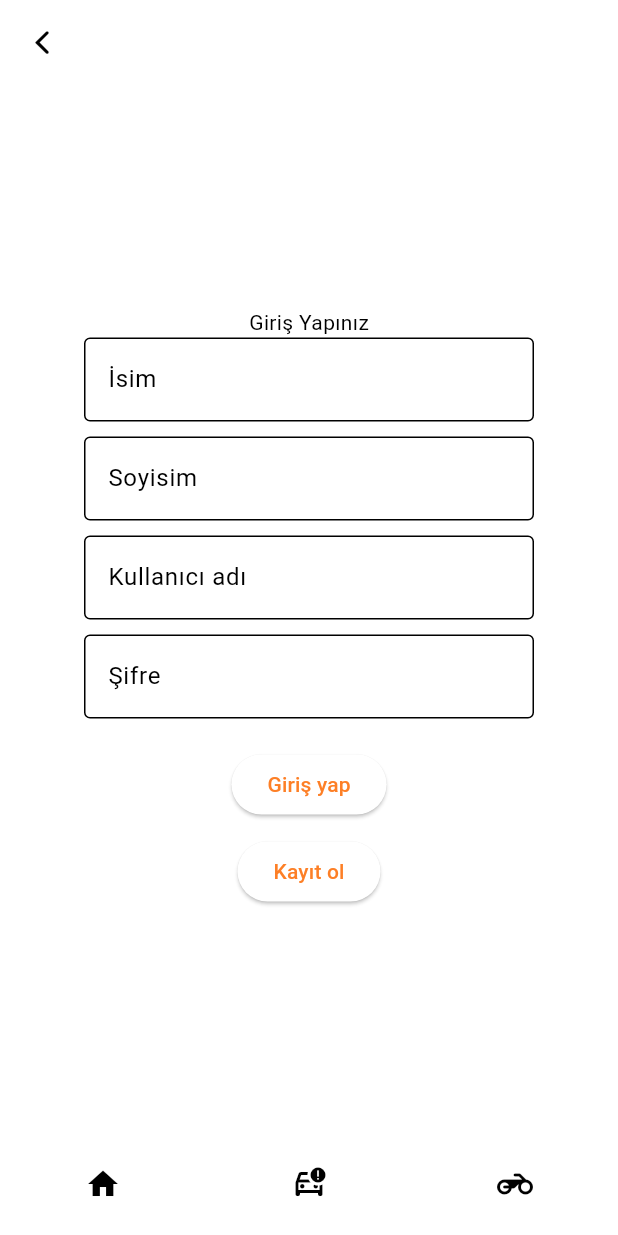
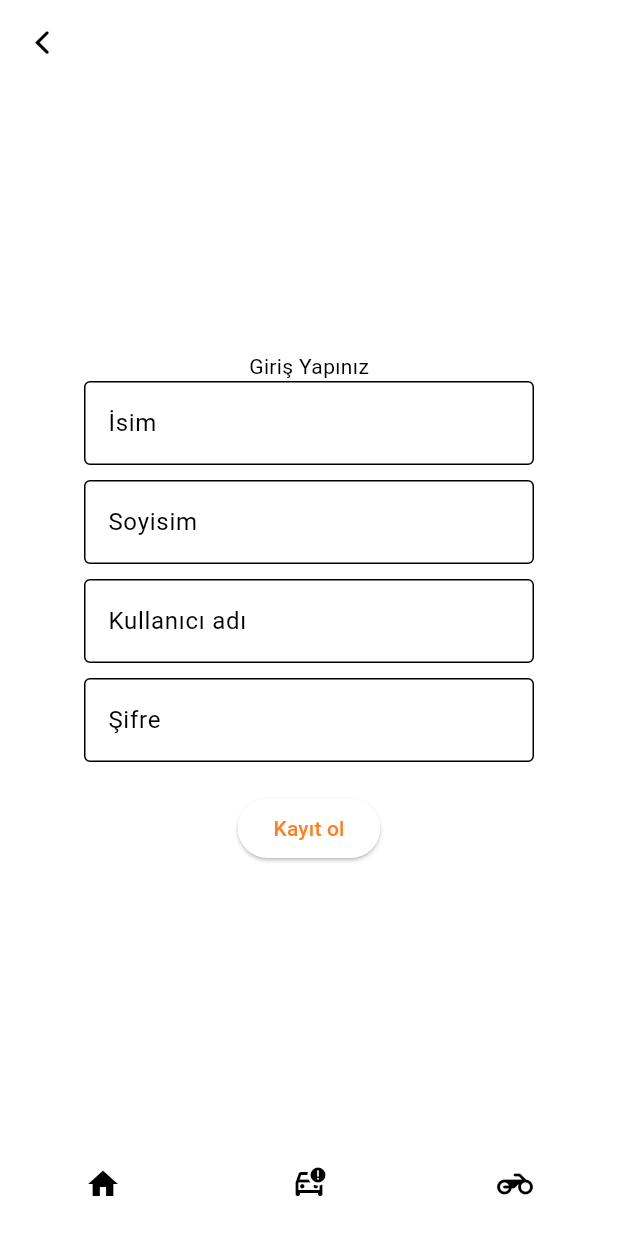
Before and after one commit to AlperenlCan/AutoCare, a Flutter app: the RegisterScreen screen opened by its route, on a phone screen of 412 x 824 dp. Run offline on Flutter 3.47's test engine with Material 3 defaults, Android fonts, the phone set to English and light mode, and no system bars; our stand-ins replace go_router, lottie; missing offline and left inert: dotlottie_loader; network calls fail.

Commit message:
Net gitti günün son kaydı

```diff
--- a/lib/screens/home_screen.dart
+++ b/lib/screens/home_screen.dart
@@ -153,7 +153,7 @@ class HomeScreen extends StatelessWidget {
             // Menü öğeleri
             ListTile(
               leading: const Icon(Icons.person_rounded, color:Colors.black,),
-              title: const Text('Profil'),
+              title: const Text('Giriş Yap / Kayıt Ol'),
               onTap: () {
                 context.go("/theme_screen");
               },
@@ -167,14 +167,14 @@ class HomeScreen extends StatelessWidget {
             ),
             ListTile(
               leading: const Icon(Icons.language, color:Colors.black),
-              title: const Text('Dil seçimi'),
+              title: const Text('Dil Seçimi'),
               onTap: () {
                 context.go("/Language_screen");
               },
             ),
             ListTile(
               leading: const Icon(Icons.exit_to_app, color:Colors.black),
-              title: const Text('Çıkış yap'),
+              title: const Text('Çıkış Yap'),
               onTap: () {
                 context.go("/Logout_screen");
               },
--- a/lib/screens/register.dart
+++ b/lib/screens/register.dart
@@ -72,13 +72,9 @@ class _RegisterScreenState extends State<RegisterScreen> {
                 ),
               ),
               SizedBox(height: 10),
-              SizedBox(height: 10,),
-              ElevatedButton(
-                onPressed: () {
-                  context.go("/home");
-              },
-              child: const Text("Giriş yap"),
-              ),
+
+
+
               SizedBox(height: 10),
               ElevatedButton(
                 onPressed: () {
```
